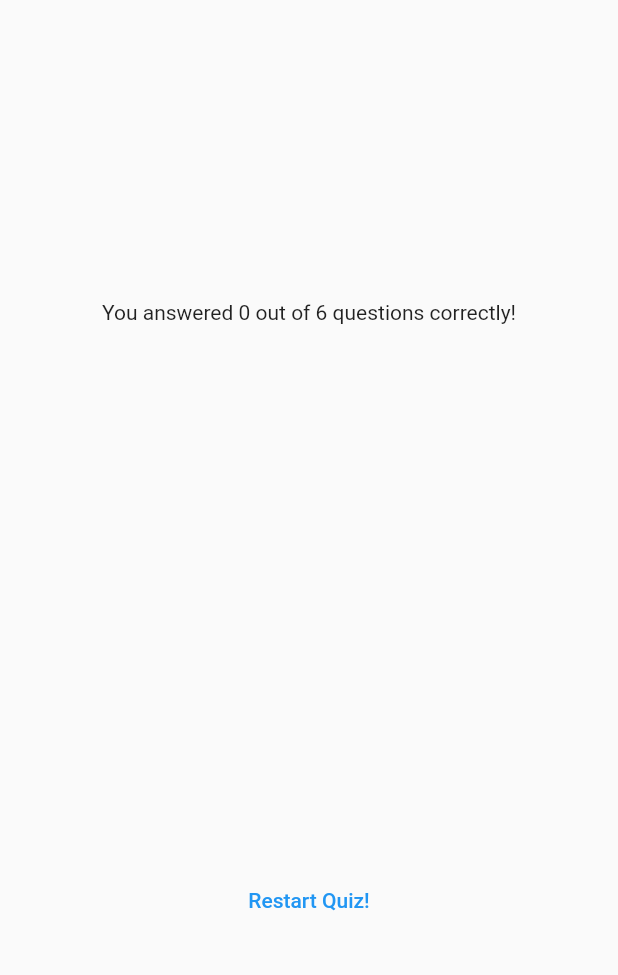
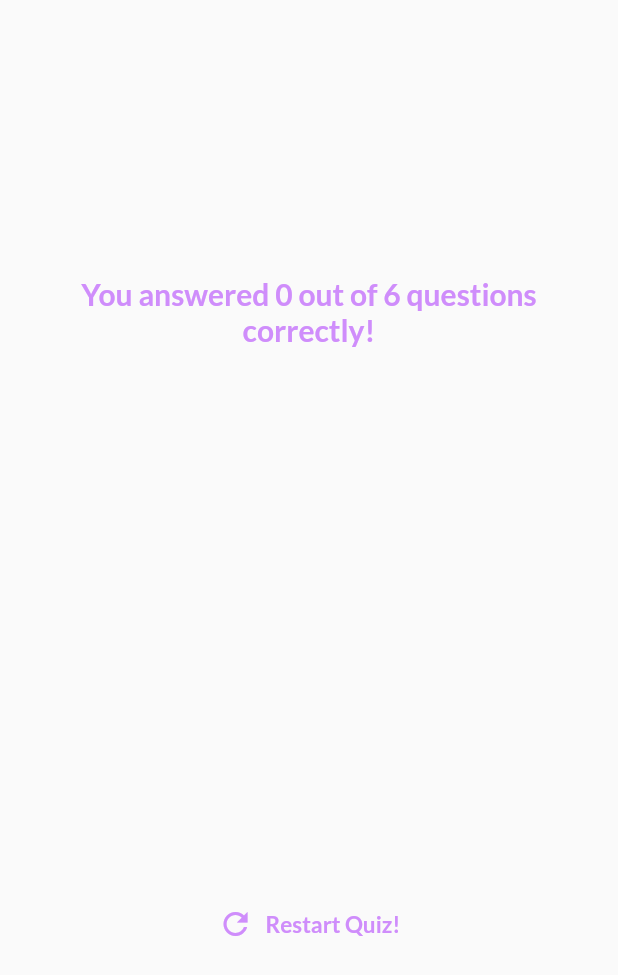
Before and after one commit to subarnabsadhukhan/Quizzo-Quiz-App, a Flutter app: the ResultsScreen widget shown alone on an empty page, opened directly with empty values, on a phone screen of 412 x 824 dp. Shown: the top 975 px of the screen. Run offline on Flutter 3.47's test engine with Material 2 defaults, Android fonts, the phone set to English and light mode, and no system bars; our stand-ins replace google_fonts.

Commit message:
build the UI design of results_screen:
- add GoogleFonts.
- change FontSize, FontColor and FontWeight.
- add margin.
- create circle shape using Container for question indexes.

```diff
--- a/lib/results_screen.dart
+++ b/lib/results_screen.dart
@@ -1,4 +1,5 @@
 import 'package:flutter/material.dart';
+import 'package:google_fonts/google_fonts.dart';
 import 'package:quiz_app/data/questions.dart';
 import 'package:quiz_app/questions_summary.dart';
 
@@ -48,6 +49,12 @@ class ResultsScreen extends StatelessWidget {
           children: [
             Text(
               'You answered $numCorrectQuestions out of $numTotalQuestions questions correctly!',
+              textAlign: TextAlign.center,
+              style: GoogleFonts.lato(
+                color: const Color.fromARGB(255, 207, 141, 251),
+                fontSize: 20,
+                fontWeight: FontWeight.bold,
+              ),
             ),
             const SizedBox(
               height: 30,
@@ -58,10 +65,19 @@ class ResultsScreen extends StatelessWidget {
             const SizedBox(
               height: 30,
             ),
-            TextButton(
+            TextButton.icon(
+              icon: const Icon(
+                Icons.refresh_sharp,
+                color: Color.fromARGB(255, 207, 141, 251),
+              ),
               onPressed: () {},
-              child: const Text(
+              label: Text(
                 'Restart Quiz!',
+                style: GoogleFonts.lato(
+                  color: const Color.fromARGB(255, 207, 141, 251),
+                  fontSize: 15,
+                  fontWeight: FontWeight.bold,
+                ),
               ),
             )
           ],
```
Also changed, not shown: lib/questions_summary.dart (+37 -6 lines).
